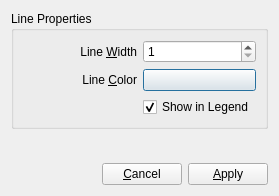
First picture: the form in sconcho/gui/ui/pattern_repeat_box_dialog.ui, repository haskelladdict/sconcho, before the edit.
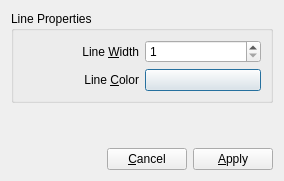
Second picture: the form after the edit.

Commit message:
More code for implementing hiding legend item.
Completely reworked the way pattern repeat item legends
are tracked. They used to be "special" but are now just
like any of the other legend items simplifying the code
quite a bit.

Patch:
```diff
--- a/sconcho/gui/ui/pattern_repeat_box_dialog.ui
+++ b/sconcho/gui/ui/pattern_repeat_box_dialog.ui
@@ -6,8 +6,8 @@
    <rect>
     <x>0</x>
     <y>0</y>
-    <width>279</width>
-    <height>196</height>
+    <width>284</width>
+    <height>181</height>
    </rect>
   </property>
   <property name="windowTitle">
@@ -65,16 +65,6 @@
           </property>
          </widget>
         </item>
-        <item row="2" column="1">
-         <widget class="QCheckBox" name="legendChecker">
-          <property name="text">
-           <string>Show in Legend</string>
-          </property>
-          <property name="checked">
-           <bool>true</bool>
-          </property>
-         </widget>
-        </item>
        </layout>
       </item>
      </layout>
```
The commit also changes 15 other files.
